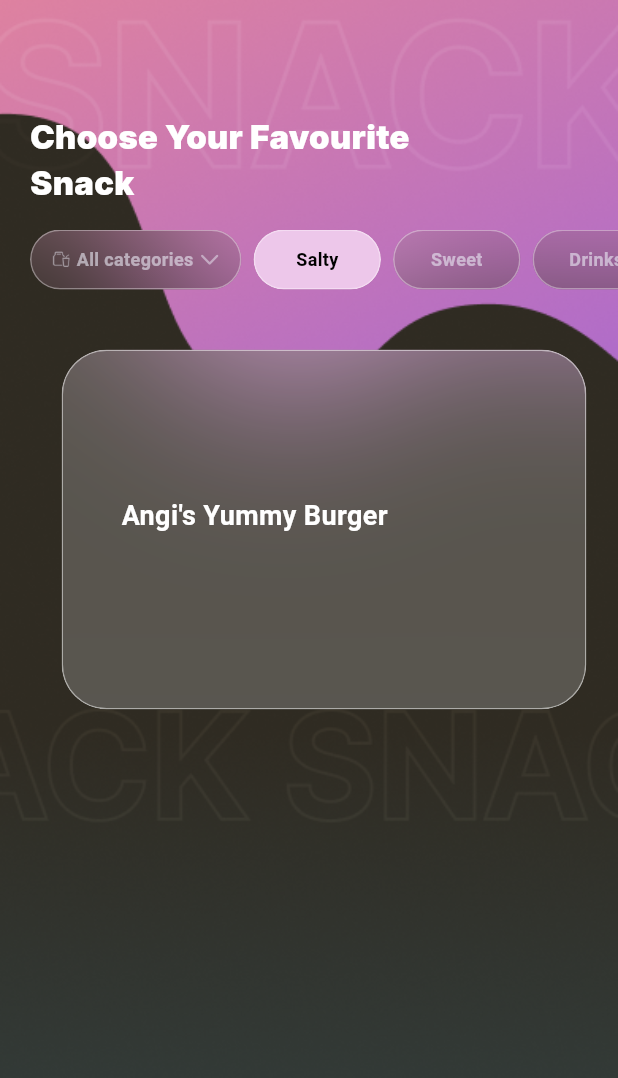
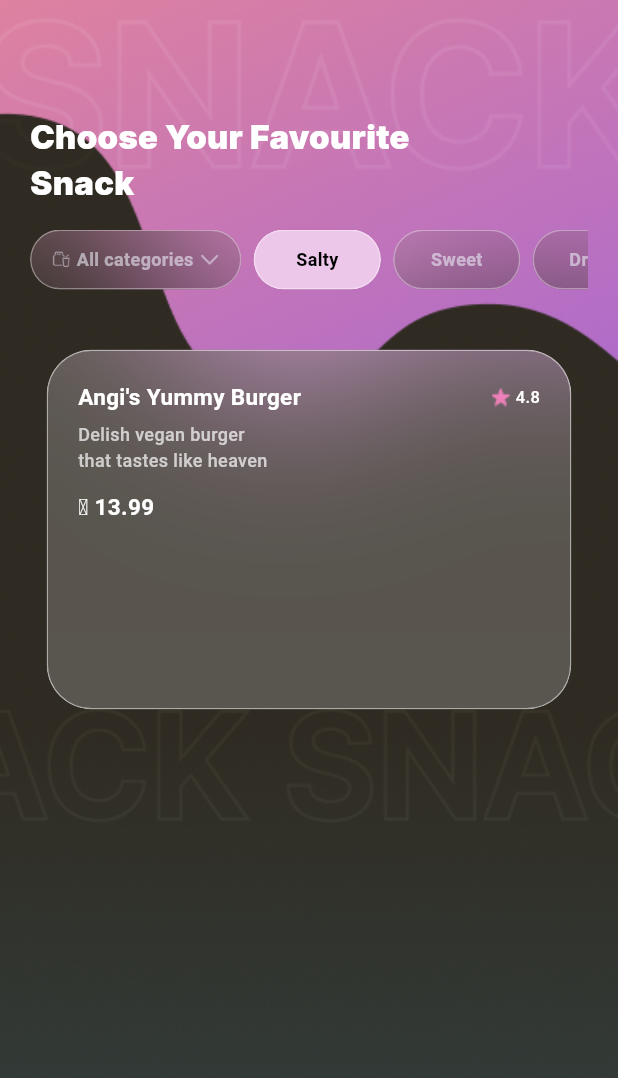
Before and after one commit to Far012/snackish_app, a Flutter app: the Homescreen screen opened by its route, on a phone screen of 412 x 824 dp. Shown: the top 1078 px of the screen. Run offline on Flutter 3.47's test engine with Material 3 defaults, Android fonts, the phone set to English and light mode, and no system bars; drawn by our look-alikes of glass_kit; Roboto replaces fonts that are missing (SF Pro Text).

Commit message:
glass_card

```diff
--- a/lib/common/glass_card.dart
+++ b/lib/common/glass_card.dart
@@ -18,20 +18,68 @@ class GlassCardWidget extends StatelessWidget {
           borderColor: const Color(0x80FFFFFF),
           color: const Color(0x33FFFFFF),
           gradient: null,
-          alignment: Alignment.center,
-          child: SizedBox(
-            width: 310,
-            height: 84,
-            child: Padding(
-              padding: const EdgeInsets.only(top: 20, left: 20),
-              child: const Text(
-                "Angi's Yummy Burger",
-                style: TextStyle(
-                  color: Colors.white,
-                  fontSize: 18,
-                  fontWeight: FontWeight.bold,
+          alignment: Alignment.topLeft,
+          child: Padding(
+            padding: const EdgeInsets.only(top: 20, left: 20, right: 20),
+            child: Column(
+              crossAxisAlignment: CrossAxisAlignment.start,
+              children: [
+                Row(
+                  mainAxisAlignment: MainAxisAlignment.spaceBetween,
+                  children: [
+                    const Text(
+                      "Angi's Yummy Burger",
+                      style: TextStyle(
+                        fontFamily: "SF Pro Text",
+                        color: Colors.white,
+                        fontSize: 15,
+                        fontWeight: FontWeight.w700,
+                      ),
+                    ),
+                    Row(
+                      children: [
+                        Image.asset(
+                          "assets/grafiken/star.png",
+                          width: 15,
+                          height: 13,
+                          color: const Color(0xFFed80b8),
+                        ),
+                        const SizedBox(width: 2),
+                        const Text(
+                          "4.8",
+                          style: TextStyle(
+                            fontFamily: "SF Pro Text",
+                            color: Colors.white,
+                            fontSize: 11,
+                            fontWeight: FontWeight.w500,
+                          ),
+                        ),
+                      ],
+                    ),
+                  ],
                 ),
-              ),
+
+                const SizedBox(height: 6),
+                const Text(
+                  "Delish vegan burger\nthat tastes like heaven",
+                  style: TextStyle(
+                    fontFamily: "SF Pro Text",
+                    color: Colors.white70,
+                    fontSize: 12,
+                    fontWeight: FontWeight.w500,
+                  ),
+                ),
+                const SizedBox(height: 12),
+                const Text(
+                  "₳ 13.99",
+                  style: TextStyle(
+                    fontFamily: "SF Pro Text",
+                    fontSize: 15,
+                    color: Colors.white,
+                    fontWeight: FontWeight.w700,
+                  ),
+                ),
+              ],
             ),
           ),
         ),
--- a/lib/presentation/home_screen.dart
+++ b/lib/presentation/home_screen.dart
@@ -23,7 +23,7 @@ class Homescreen extends StatelessWidget {
             ),
           ),
           Padding(
-            padding: const EdgeInsets.only(top: 75, left: 20),
+            padding: const EdgeInsets.only(top: 75, left: 20, right: 20),
             child: Column(
               crossAxisAlignment: CrossAxisAlignment.start,
               children: [
```
